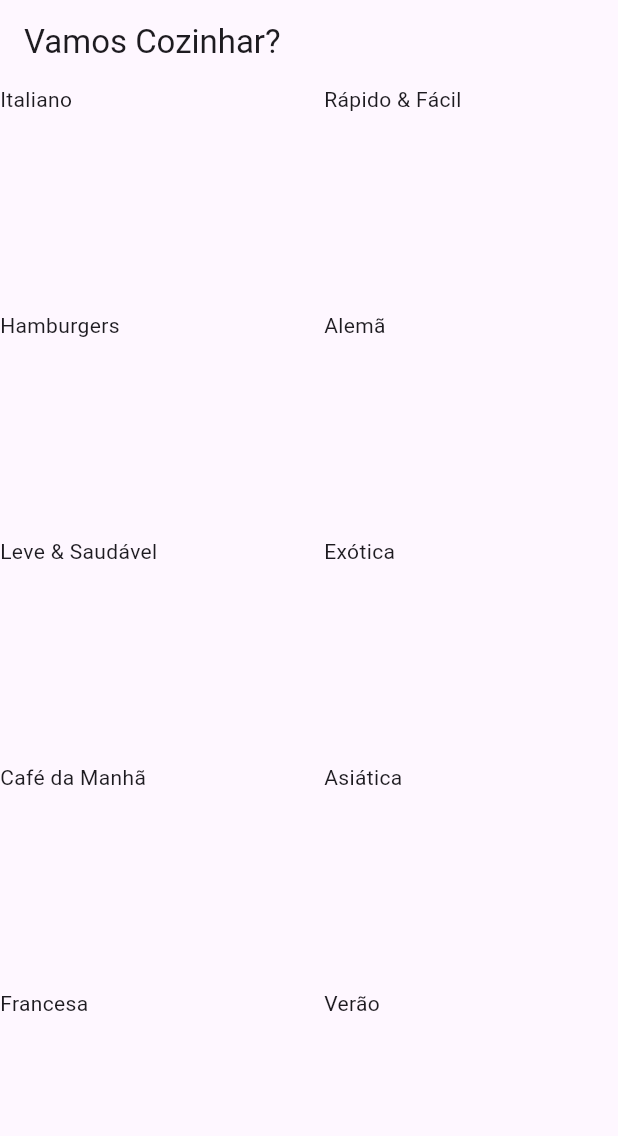
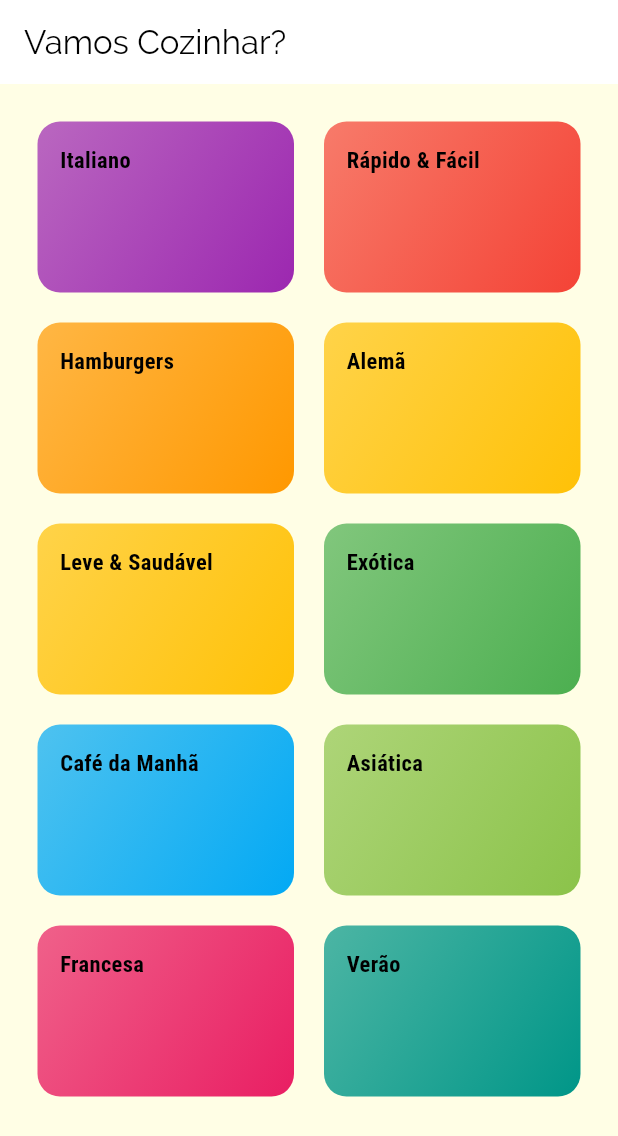
Before and after one commit to LeonardoVechieti/meals, a Flutter app: the screen it shows after launch, on a phone screen of 412 x 824 dp. Shown: the top 1136 px of the screen. Run offline on Flutter 3.47's test engine with Material 3 defaults, Android fonts, the phone set to English and light mode, and no system bars.

Commit message:
Feat | Add new fonts

```diff
--- a/lib/components/category_item.dart
+++ b/lib/components/category_item.dart
@@ -9,7 +9,19 @@ class CategoryItem extends StatelessWidget {
   @override
   Widget build(BuildContext context) {
     return Container(
-      child: Text(category.title),
+      padding: EdgeInsets.all(15),
+      child: Text(category.title, style: TextStyle(fontSize: 15, fontFamily: 'RobotoCondensed', fontWeight: FontWeight.bold)),
+      decoration: BoxDecoration(
+        gradient: LinearGradient(
+          colors: [
+            category.color.withOpacity(0.7),
+            category.color,
+          ],
+          begin: Alignment.topLeft,
+          end: Alignment.bottomRight,
+        ),
+        borderRadius: BorderRadius.circular(15),
+      ),
     );
   }
 }
--- a/lib/main.dart
+++ b/lib/main.dart
@@ -7,9 +7,12 @@ class MyApp extends StatelessWidget {
   @override
   Widget build(BuildContext context) {
     return MaterialApp(
-      title: 'DeliMeals',
+      title: 'Vamos Cozinhar?',
       theme: ThemeData(
-        primarySwatch: Colors.blue,
+        fontFamily: 'Raleway',
+        scaffoldBackgroundColor:  Color.fromRGBO(255, 254, 229, 1),
+        colorScheme: ColorScheme.fromSwatch(primarySwatch: Colors.pink)
+            .copyWith(secondary: Colors.amber),
       ),
       home: CategoriesScreen(),
     );
--- a/lib/screens/categories_screen.dart
+++ b/lib/screens/categories_screen.dart
@@ -12,6 +12,7 @@ class CategoriesScreen extends StatelessWidget {
         title: Text('Vamos Cozinhar?'),
       ),
       body: GridView(
+        padding: const EdgeInsets.all(25),
         gridDelegate: SliverGridDelegateWithMaxCrossAxisExtent(
           maxCrossAxisExtent: 200,
           childAspectRatio: 3 / 2,
```
Also changed, not shown: pubspec.yaml (+18 -6 lines), assets/fonts/Raleway-Black.ttf (added), assets/fonts/Raleway-Bold.ttf (added), assets/fonts/Raleway-Regular.ttf (added), assets/fonts/RobotoCondensed-Bold.ttf (added), assets/fonts/RobotoCondensed-Italic.ttf (added), assets/fonts/RobotoCondensed-Light.ttf (added), assets/fonts/RobotoCondensed-Regular.ttf (added).
